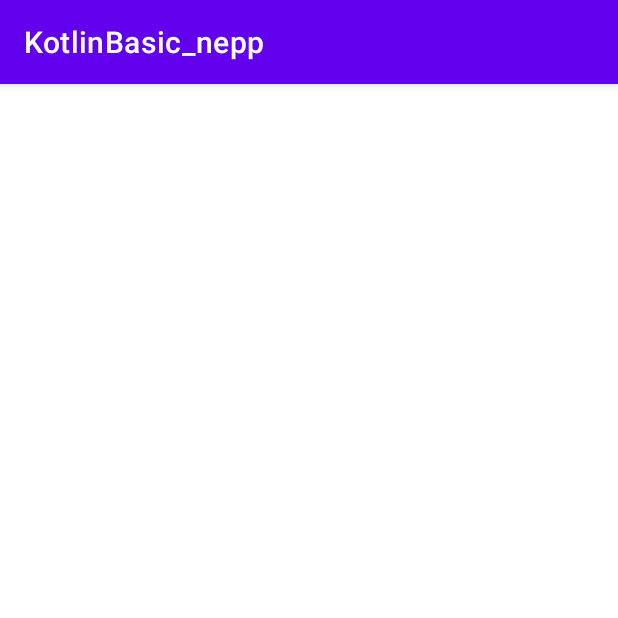
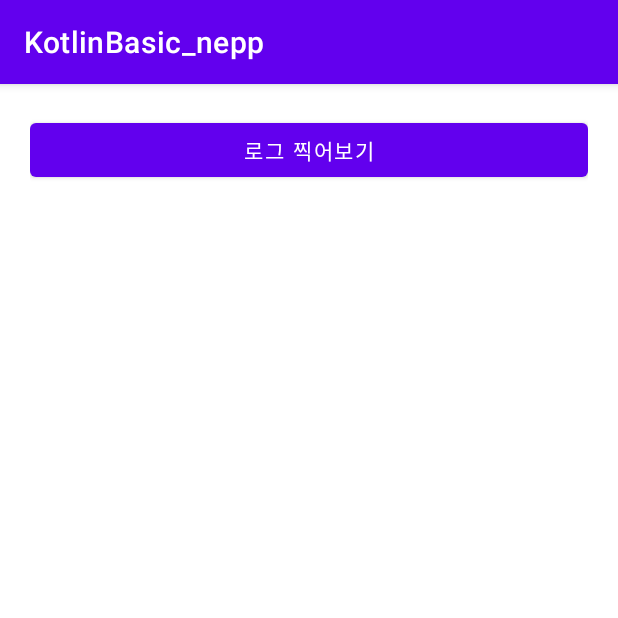
Before and after one commit to smin9408/KotlinBasic_nepp, an Android app: the screen it shows after launch (MainActivity), on a phone screen of 412 x 824 dp, the top half of it. Run offline under Robolectric (Android 15) with nearby library versions, the phone set to English and light mode, and no system bars.

Commit message:
화면에 버튼추가

```diff
--- a/app/src/main/java/com/neppplus/kotlinbasic_nepp/MainActivity.kt
+++ b/app/src/main/java/com/neppplus/kotlinbasic_nepp/MainActivity.kt
@@ -7,5 +7,7 @@ class MainActivity : AppCompatActivity() {
     override fun onCreate(savedInstanceState: Bundle?) {
         super.onCreate(savedInstanceState)
         setContentView(R.layout.activity_main)
+
+
     }
 }
--- a/app/src/main/res/layout/activity_main.xml
+++ b/app/src/main/res/layout/activity_main.xml
@@ -5,8 +5,13 @@
     android:layout_width="match_parent"
     android:layout_height="match_parent"
     android:orientation="vertical"
+    android:padding="20dp"
     tools:context=".MainActivity">
 
-
+    <Button
+        android:id="@+id/btnLog"
+        android:layout_width="match_parent"
+        android:layout_height="wrap_content"
+        android:text="로그 찍어보기" />
 
 </LinearLayout>
```
